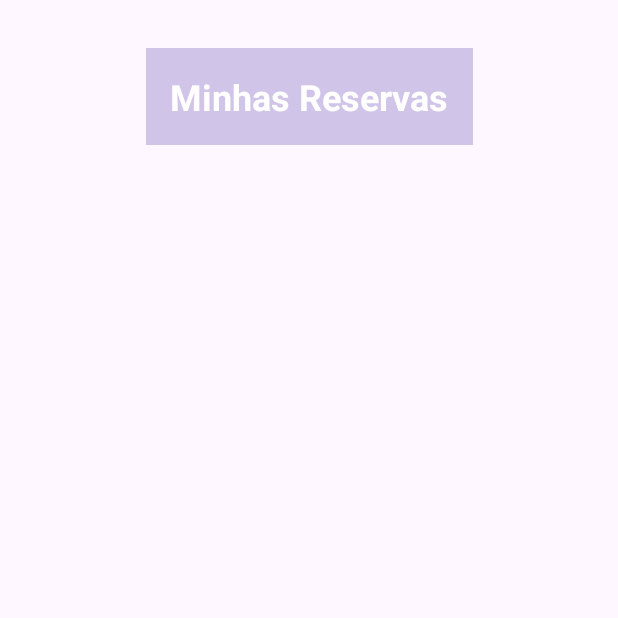
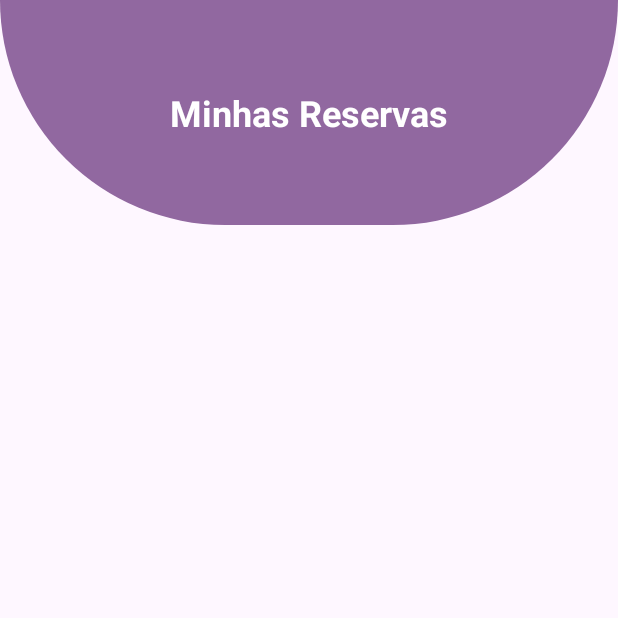
Before and after one commit to nahsumida/Travely, an Android app: the ScheduleActivity screen opened directly, with no data from a screen before it, on a phone screen of 412 x 824 dp, the top half of it. Run offline under Robolectric (Android 15) with nearby library versions, the phone set to English and light mode, and no system bars; our stand-ins replace Firebase (no records; nobody signed in at launch, a user with empty details on screens opened directly); 1 statement that could not run was skipped.

Commit message:
feat(schedule): recyclerview e adapter

```diff
--- a/travely/app/src/main/java/com/isabellatressino/travely/ScheduleActivity.kt
+++ b/travely/app/src/main/java/com/isabellatressino/travely/ScheduleActivity.kt
@@ -5,16 +5,34 @@ import androidx.activity.enableEdgeToEdge
 import androidx.appcompat.app.AppCompatActivity
 import androidx.core.view.ViewCompat
 import androidx.core.view.WindowInsetsCompat
+import androidx.recyclerview.widget.LinearLayoutManager
+import androidx.recyclerview.widget.RecyclerView
+import com.google.firebase.firestore.FirebaseFirestore
+import com.isabellatressino.travely.databinding.ActivityScheduleBinding
+import com.isabellatressino.travely.models.Schedule
 
 class ScheduleActivity : AppCompatActivity() {
+
+    private val binding by lazy { ActivityScheduleBinding.inflate(layoutInflater) }
+    private lateinit var adapter: ScheduleAdapter
+    private lateinit var recyclerView: RecyclerView
+    private lateinit var schedules: MutableList<Schedule>
+    private lateinit var firestore: FirebaseFirestore
+
     override fun onCreate(savedInstanceState: Bundle?) {
         super.onCreate(savedInstanceState)
-        enableEdgeToEdge()
-        setContentView(R.layout.activity_schedule)
-        ViewCompat.setOnApplyWindowInsetsListener(findViewById(R.id.main)) { v, insets ->
-            val systemBars = insets.getInsets(WindowInsetsCompat.Type.systemBars())
-            v.setPadding(systemBars.left, systemBars.top, systemBars.right, systemBars.bottom)
-            insets
-        }
+        setContentView(binding.root)
+
+        firestore = FirebaseFirestore.getInstance("default2")
+
+        recyclerView = binding.recyclerviewSchedules
+        recyclerView.layoutManager = LinearLayoutManager(this, LinearLayoutManager.VERTICAL, false)
+        schedules = mutableListOf(
+           // Schedule("10/10/2025","sddsd","compra",125.00f)
+        )
+        adapter = ScheduleAdapter(schedules)
+
+        recyclerView.adapter = adapter
+
     }
 }
--- /dev/null
+++ b/travely/app/src/main/res/drawable/icon_more.xml
@@ -0,0 +1,5 @@
+<vector xmlns:android="http://schemas.android.com/apk/res/android" android:height="24dp" android:tint="#000000" android:viewportHeight="24" android:viewportWidth="24" android:width="24dp">
+
+    <path android:fillColor="@android:color/white" android:pathData="M6,10c-1.1,0 -2,0.9 -2,2s0.9,2 2,2 2,-0.9 2,-2 -0.9,-2 -2,-2zM18,10c-1.1,0 -2,0.9 -2,2s0.9,2 2,2 2,-0.9 2,-2 -0.9,-2 -2,-2zM12,10c-1.1,0 -2,0.9 -2,2s0.9,2 2,2 2,-0.9 2,-2 -0.9,-2 -2,-2z"/>
+
+</vector>
--- /dev/null
+++ b/travely/app/src/main/res/drawable/shape_shedules.xml
@@ -0,0 +1,7 @@
+<?xml version="1.0" encoding="utf-8"?>
+<shape xmlns:android="http://schemas.android.com/apk/res/android" android:shape="rectangle">
+    <solid android:color="#9168a0"/>
+
+    <corners android:bottomLeftRadius="10000dp" android:bottomRightRadius="10000dp"/>
+
+</shape>
--- a/travely/app/src/main/res/layout/activity_schedule.xml
+++ b/travely/app/src/main/res/layout/activity_schedule.xml
@@ -6,31 +6,40 @@
     android:layout_height="match_parent"
     tools:context=".ScheduleActivity">
 
+    <View
+        android:id="@+id/view2"
+        android:layout_width="match_parent"
+        android:layout_height="150dp"
+        android:background="@drawable/shape_shedules"
+        app:layout_constraintEnd_toEndOf="parent"
+        app:layout_constraintStart_toStartOf="parent"
+        app:layout_constraintTop_toTopOf="parent" />
+
     <!-- Título do layout -->
     <TextView
         android:id="@+id/tvTitle"
         android:layout_width="wrap_content"
         android:layout_height="wrap_content"
+        android:gravity="center"
+        android:padding="16dp"
         android:text="Minhas Reservas"
+        android:textColor="#FFFFFF"
         android:textSize="24sp"
         android:textStyle="bold"
-        android:textColor="#FFFFFF"
-        android:gravity="center"
-        app:layout_constraintTop_toTopOf="parent"
+        app:layout_constraintBottom_toBottomOf="@+id/view2"
+        app:layout_constraintEnd_toEndOf="parent"
         app:layout_constraintStart_toStartOf="parent"
-        app:layout_constraintEnd_toEndOf="parent"
-        android:background="#D1C4E9"
-        android:padding="16dp"
-        android:layout_marginTop="32dp"/>
+        app:layout_constraintTop_toTopOf="@+id/view2" />
 
     <!-- RecyclerView para listar os cardzinhos -->
     <androidx.recyclerview.widget.RecyclerView
         android:id="@+id/recyclerview_schedules"
         android:layout_width="0dp"
         android:layout_height="0dp"
-        app:layout_constraintTop_toBottomOf="@id/tvTitle"
+        android:layout_margin="16dp"
+        tools:listitem="@layout/recyclerview_schedule"
+        app:layout_constraintBottom_toBottomOf="parent"
+        app:layout_constraintEnd_toEndOf="parent"
         app:layout_constraintStart_toStartOf="parent"
-        app:layout_constraintEnd_toEndOf="parent"
-        app:layout_constraintBottom_toBottomOf="parent"
-        android:layout_margin="16dp"/>
+        app:layout_constraintTop_toBottomOf="@id/view2" />
 </androidx.constraintlayout.widget.ConstraintLayout>
```
Also changed, not shown: travely/app/src/main/java/com/isabellatressino/travely/ScheduleAdapter.kt (added, +35 -0 lines), travely/app/src/main/res/layout/recyclerview_schedule.xml (+10 -8 lines).
